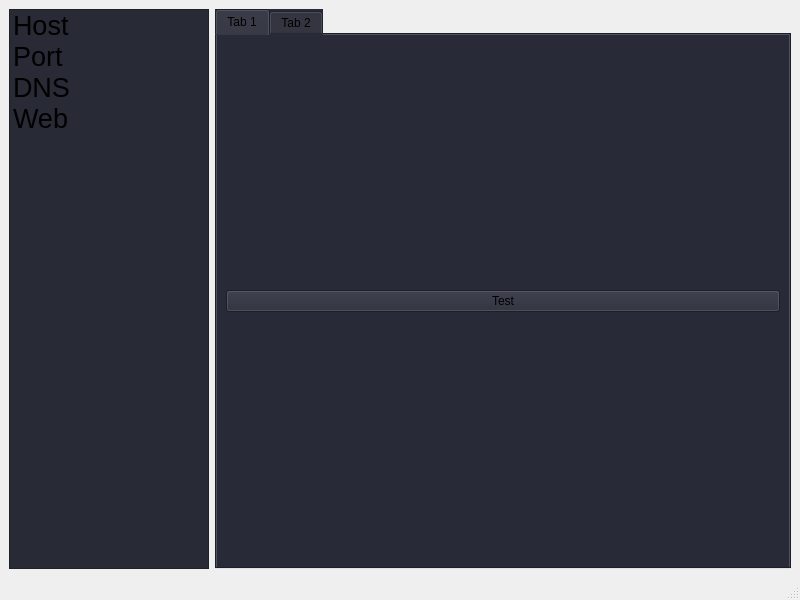
The window that nodemap-gui/mainwindow.ui (shellrow/nodemap) describes before a commit, drawn with Qt 5.
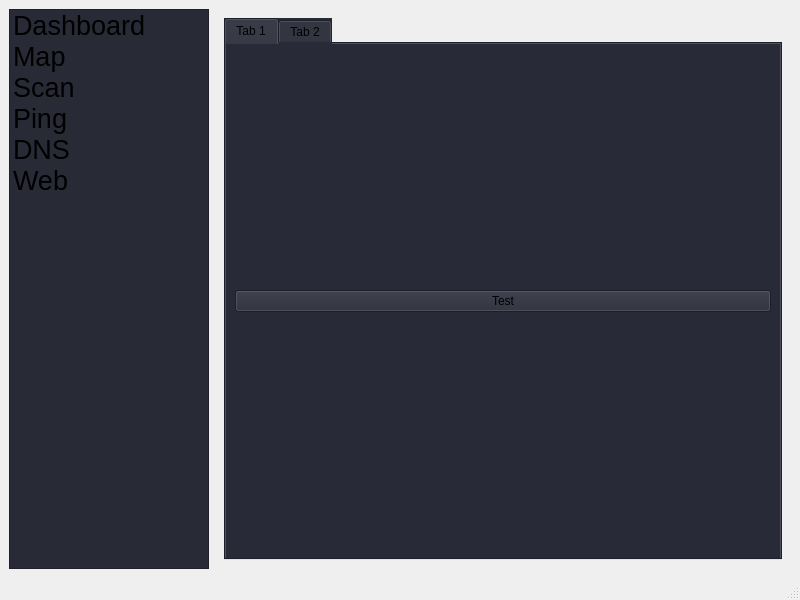
The same window after the commit. The open tabs and pages were chosen to show the change.

The edit to the form file:
```diff
--- a/nodemap-gui/mainwindow.ui
+++ b/nodemap-gui/mainwindow.ui
@@ -33,12 +33,22 @@
       </property>
       <item>
        <property name="text">
-        <string>Host</string>
+        <string>Dashboard</string>
        </property>
       </item>
       <item>
        <property name="text">
-        <string>Port</string>
+        <string>Map</string>
+       </property>
+      </item>
+      <item>
+       <property name="text">
+        <string>Scan</string>
+       </property>
+      </item>
+      <item>
+       <property name="text">
+        <string>Ping</string>
        </property>
       </item>
       <item>
@@ -54,6 +64,13 @@
      </widget>
     </item>
     <item row="0" column="1">
+     <widget class="QStackedWidget" name="stackedWidget">
+      <property name="currentIndex">
+       <number>2</number>
+      </property>
+      <widget class="QWidget" name="page">
+       <layout class="QGridLayout" name="gridLayout_2">
+        <item row="0" column="0">
      <widget class="QTabWidget" name="tabWidget">
       <property name="styleSheet">
        <string notr="true">background-color: rgb(40, 42, 55);</string>
@@ -79,6 +96,76 @@
        <attribute name="title">
         <string>Tab 2</string>
        </attribute>
+          </widget>
+         </widget>
+        </item>
+       </layout>
+      </widget>
+      <widget class="QWidget" name="page_2">
+       <layout class="QGridLayout" name="gridLayout_5">
+        <item row="0" column="0">
+         <widget class="QTabWidget" name="tabWidget_2">
+          <property name="styleSheet">
+           <string notr="true">background-color: rgb(40, 42, 55);</string>
+          </property>
+          <property name="currentIndex">
+           <number>0</number>
+          </property>
+          <widget class="QWidget" name="tab_3">
+           <attribute name="title">
+            <string>Tab 1</string>
+           </attribute>
+           <layout class="QGridLayout" name="gridLayout_4">
+            <item row="0" column="0">
+             <widget class="QPushButton" name="pushButton_2">
+              <property name="text">
+               <string>Test</string>
+              </property>
+             </widget>
+            </item>
+           </layout>
+          </widget>
+          <widget class="QWidget" name="tab_4">
+           <attribute name="title">
+            <string>Tab 2</string>
+           </attribute>
+          </widget>
+         </widget>
+        </item>
+       </layout>
+      </widget>
+      <widget class="QWidget" name="page_3">
+       <layout class="QGridLayout" name="gridLayout_7">
+        <item row="0" column="0">
+         <widget class="QTabWidget" name="tabWidget_3">
+          <property name="styleSheet">
+           <string notr="true">background-color: rgb(40, 42, 55);</string>
+          </property>
+          <property name="currentIndex">
+           <number>0</number>
+          </property>
+          <widget class="QWidget" name="tab_5">
+           <attribute name="title">
+            <string>Tab 1</string>
+           </attribute>
+           <layout class="QGridLayout" name="gridLayout_6">
+            <item row="0" column="0">
+             <widget class="QPushButton" name="pushButton_3">
+              <property name="text">
+               <string>Test</string>
+              </property>
+             </widget>
+            </item>
+           </layout>
+          </widget>
+          <widget class="QWidget" name="tab_6">
+           <attribute name="title">
+            <string>Tab 2</string>
+           </attribute>
+          </widget>
+         </widget>
+        </item>
+       </layout>
       </widget>
      </widget>
     </item>
```
Lines whose indentation alone changed are shown as unchanged.
